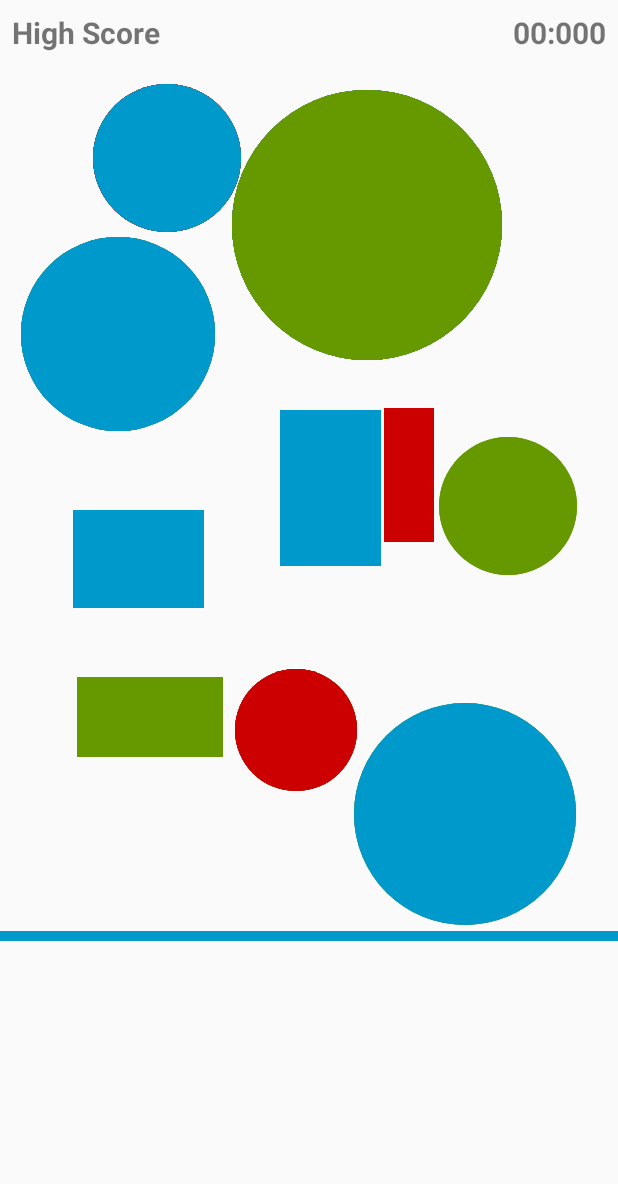
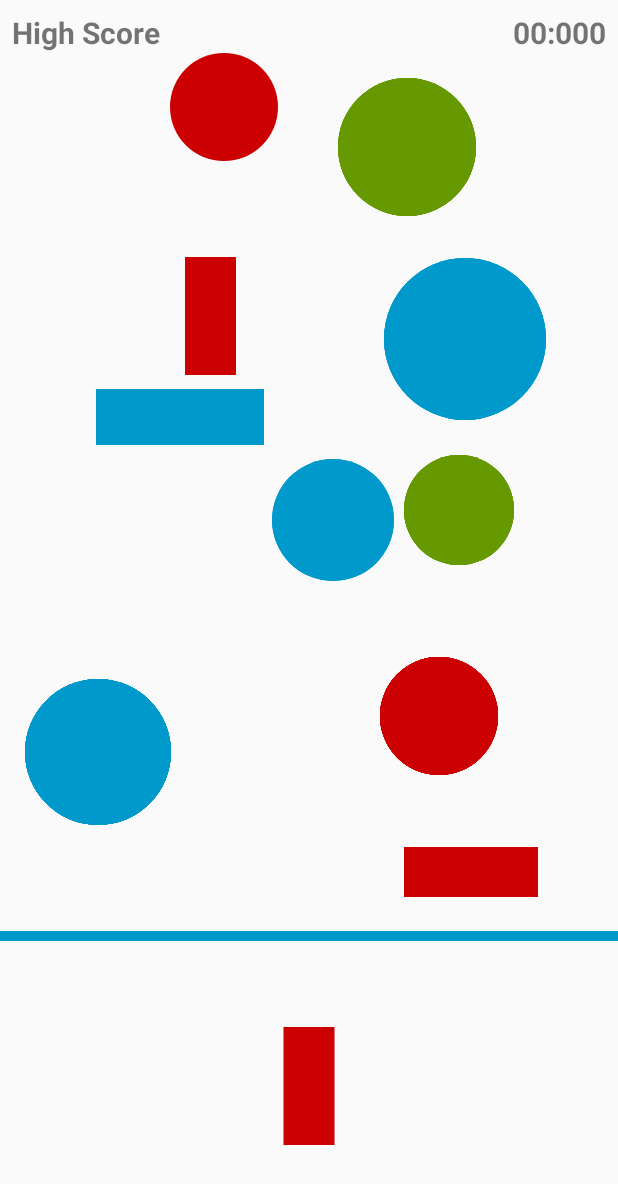
Before and after one commit to joshua060198/ShapeClicker, an Android app: the screen it shows after launch (MainActivity), after a tap on an icon or button, on a phone screen of 412 x 824 dp. Shown: the top 1184 px of the screen. Run offline under Robolectric (Android 15) with nearby library versions, the phone set to English and light mode, and no system bars; 1 other tap on this screen came first.

Commit message:
generate soal

```diff
--- a/app/src/main/java/net/studios/anchovy/shapeclickergame/GameUtil.java
+++ b/app/src/main/java/net/studios/anchovy/shapeclickergame/GameUtil.java
@@ -12,10 +12,14 @@
     public static final byte HARD_MAX_SHAPE = 10;
     public static final int MAX_WIDTH_SQUARE = 200;
     public static final int MAX_HEIGHT_SQUARE = 200;
-    public static final int MAX_RADIUS_CIRCLE = 150;
+    public static final int MAX_RADIUS_CIRCLE = 135;
     public static final int MIN_WIDTH_SQUARE = 50;
     public static final int MIN_HEIGHT_SQUARE = 50;
     public static final int MIN_RADIUS_CIRCLE = 50;
+
+    public static final int JARAK_SOAL = 300;
+    public static final int WARNA_GARIS_SOAL = 2;
+    public static final int STROKE_GARIS_SOAL = 10;
 
     //key untuk save ke preference
     public static final String TIME_KEY = "opeeennnsesameeeee";
--- a/app/src/main/java/net/studios/anchovy/shapeclickergame/MainActivity.java
+++ b/app/src/main/java/net/studios/anchovy/shapeclickergame/MainActivity.java
@@ -102,4 +102,9 @@
     public void generateShape() {
         this.presenter.generateShape();
     }
+
+    @Override
+    public void generateSoal() {
+        this.presenter.generateSoal();
+    }
 }
--- a/app/src/main/java/net/studios/anchovy/shapeclickergame/Presenter.java
+++ b/app/src/main/java/net/studios/anchovy/shapeclickergame/Presenter.java
@@ -14,4 +14,8 @@
         this.shapeFactory.generateShape();
         this.shapeFactory.drawAll();
     }
+
+    public void generateSoal() {
+        this.shapeFactory.showSoal();
+    }
 }
--- a/app/src/main/java/net/studios/anchovy/shapeclickergame/ShapeFactory.java
+++ b/app/src/main/java/net/studios/anchovy/shapeclickergame/ShapeFactory.java
@@ -1,6 +1,7 @@
 package net.studios.anchovy.shapeclickergame;
 
 import android.graphics.Canvas;
+import android.graphics.Paint;
 import android.support.annotation.Nullable;
 import android.util.Log;
 
@@ -16,6 +17,7 @@
     private static byte config;
     private static Canvas canvas;
     private static int maxWidth, maxHeight;
+    private Shape soal;
 
     private LinkedList<Shape> pool[];
     private LinkedList<Shape> active;
@@ -39,6 +41,7 @@
             this.pool[i] = new LinkedList<>();
         }
         this.active = new LinkedList<>();
+        this.soal = null;
     }
 
     public Shape generateShape() {
@@ -57,6 +60,7 @@
                 temp = temp >> 1;
             }
 
+            Paint paint = PaintFactory.getInstance().getPaint(GameUtil.randomInt(0,3));
             int max = GameUtil.max(arrTemp[0], arrTemp[1], arrTemp[2]);
             if (max == arrTemp[0]) {
                 int width = GameUtil.randomInt(GameUtil.MIN_WIDTH_SQUARE, GameUtil.MAX_WIDTH_SQUARE);
@@ -64,25 +68,31 @@
                 int x = GameUtil.randomInt(0, maxWidth-width);
                 int y = GameUtil.randomInt(0, maxHeight-height);
                 int velocity = 0;
-                res = getAvailableRectangle(x,y,velocity,width,height,null);
+                res = getAvailableRectangle(x,y,velocity,width,height,null,paint);
             } else if (max == arrTemp[1]) {
                 int radius = GameUtil.randomInt(GameUtil.MIN_RADIUS_CIRCLE, GameUtil.MAX_RADIUS_CIRCLE);
                 int x = GameUtil.randomInt(radius, maxWidth-radius);
                 int y = GameUtil.randomInt(radius, maxHeight-radius);
                 int velocity = 0;
-                res = getAvailableCircle(x,y,velocity,radius,null);
+                res = getAvailableCircle(x,y,velocity,radius,null,paint);
             } else {
                 //TODO : FOR TRIANGLE
             }
 
             if (res == null || checkColliding(res))  {
-                Log.e("FFFFF", "AGAIN");
                 temp = config;
             }
         }
         active.add(res);
 
         return res;
+    }
+
+    public void showSoal() {
+        int count = this.active.size();
+        int choosen = GameUtil.randomInt(0,count-1);
+        this.soal = this.active.get(choosen);
+        this.soal.drawSoal(maxHeight, maxWidth);
     }
 
     private boolean checkColliding (Shape s1) {
@@ -92,10 +102,10 @@
         return false;
     }
 
-    private Shape getAvailableRectangle(int x, int y, int velocity, int width, int height, @Nullable String text) {
+    private Shape getAvailableRectangle(int x, int y, int velocity, int width, int height, @Nullable String text, Paint paint) {
         Rectangle res;
         if (this.pool[0].size() == 0) {
-            res = createRectangle(x,y,velocity,width,height,text);
+            res = createRectangle(x,y,velocity,width,height,text,paint);
         } else {
             res = (Rectangle) this.pool[0].getFirst();
             res.setX(x);
@@ -104,6 +114,7 @@
             res.setHeight(height);
             res.setText(text);
             res.setVelocity(velocity);
+            res.setPaint(paint);
             this.pool[0].add(res);
             this.pool[0].removeFirst();
         }
@@ -116,10 +127,10 @@
         }
     }
 
-    private Shape getAvailableCircle(int x, int y, int velocity, int radius, @Nullable String text) {
+    private Shape getAvailableCircle(int x, int y, int velocity, int radius, @Nullable String text, Paint paint) {
         Circle res;
         if (this.pool[1].size() == 0) {
-            res = createCircle(x, y, velocity, radius, text);
+            res = createCircle(x, y, velocity, radius, text, paint);
         } else {
             res = (Circle) this.pool[1].getFirst();
             res.setX(x);
@@ -127,6 +138,7 @@
             res.setRadius(radius);
             res.setText(text);
             res.setVelocity(velocity);
+            res.setPaint(paint);
             this.pool[1].add(res);
             this.pool[1].removeFirst();
         }
@@ -134,11 +146,11 @@
         return res;
     }
 
-    private Rectangle createRectangle(int x, int y, int velocity, int width, int height, @Nullable String text) {
-        return new Rectangle(canvas,x,y,velocity,width,height,text);
+    private Rectangle createRectangle(int x, int y, int velocity, int width, int height, @Nullable String text, Paint paint) {
+        return new Rectangle(canvas,x,y,velocity,width,height,text,paint);
     }
 
-    private Circle createCircle(int x, int y, int velocity, int radius, @Nullable String text) {
-        return new Circle(canvas,x,y,velocity,radius,text);
+    private Circle createCircle(int x, int y, int velocity, int radius, @Nullable String text, Paint paint) {
+        return new Circle(canvas,x,y,velocity,radius,text,paint);
     }
 }
--- a/app/src/main/java/net/studios/anchovy/shapeclickergame/fragment/PlayFragment.java
+++ b/app/src/main/java/net/studios/anchovy/shapeclickergame/fragment/PlayFragment.java
@@ -38,8 +38,6 @@
     private PlayFragmentListener listener;
     private int timeLeft;
     private long prevTime;
-    private Runnable timerRunnable;
-    private Handler timerHandler;
     private PreferenceLoader preferenceLoader;
 
     public PlayFragment() {
@@ -73,42 +71,18 @@
                 );
                 imageView.setImageBitmap(bitmap);
                 Canvas canvas = new Canvas(bitmap);
-                listener.initiateFactory(canvas, imageView.getHeight()-300, imageView.getWidth());
-                Paint line = PaintFactory.getInstance().getPaint(2);
-                line.setStrokeWidth(10);
-                canvas.drawLine(0,imageView.getHeight()-300,imageView.getWidth(),imageView.getHeight()-300, line);
+                listener.initiateFactory(canvas, imageView.getHeight()-GameUtil.JARAK_SOAL, imageView.getWidth());
+                Paint line = PaintFactory.getInstance().getPaint(GameUtil.WARNA_GARIS_SOAL);
+                line.setStrokeWidth(GameUtil.STROKE_GARIS_SOAL);
+                canvas.drawLine(0,imageView.getHeight()- GameUtil.JARAK_SOAL,imageView.getWidth(),imageView.getHeight()- GameUtil.JARAK_SOAL, line);
                 for (int i = 0; i < 10; i++) listener.generateShape();
+                listener.generateSoal();
                 imageView.invalidate();
             }
         });
         imageView.setOnTouchListener(this);
         imageView.invalidate();
 
-        this.timerHandler = new Handler();
-        this.timerRunnable = new Runnable() {
-            @Override
-            public void run() {
-                long currentTime = System.currentTimeMillis();
-                timeLeft -= currentTime - prevTime;
-                int second = timeLeft/1000;
-                int milis = timeLeft%1000;
-
-                timer.setText(String.format("%02d:%03d", second, milis));
-
-                prevTime = currentTime;
-
-                if(timeLeft > 0){
-                    timerHandler.postDelayed(this, 7);
-                }else{
-                    timer.setText("00:000");
-                    endGame();
-                }
-
-                if(timeLeft < 10000){
-                    timer.setTextColor(getResources().getColor(R.color.red));
-                }
-            }
-        };
         this.preferenceLoader = PreferenceLoader.getInstance();
         return v;
     }
@@ -162,5 +136,6 @@
     public interface PlayFragmentListener {
         void initiateFactory(Canvas canvas, int maxH, int maxW);
         void generateShape();
+        void generateSoal();
     }
 }
--- a/app/src/main/java/net/studios/anchovy/shapeclickergame/model/Circle.java
+++ b/app/src/main/java/net/studios/anchovy/shapeclickergame/model/Circle.java
@@ -1,15 +1,17 @@
 package net.studios.anchovy.shapeclickergame.model;
 
 import android.graphics.Canvas;
+import android.graphics.Paint;
 import android.support.annotation.Nullable;
+import android.util.Log;
 
 import net.studios.anchovy.shapeclickergame.GameUtil;
 
 public class Circle extends Shape {
     private int radius;
 
-    public Circle(Canvas canvas, int x, int y, int velocity, int radius, @Nullable String text) {
-        super(canvas, x, y, velocity, text);
+    public Circle(Canvas canvas, int x, int y, int velocity, int radius, @Nullable String text, Paint paint) {
+        super(canvas, x, y, velocity, text, paint);
         this.radius = radius;
     }
 
@@ -20,7 +22,14 @@
 
     @Override
     public void draw() {
-        this.canvas.drawCircle(x,y,radius,this.paintFactory.getPaint(GameUtil.randomInt(0,3)));
+        this.canvas.drawCircle(x,y,radius,paint);
+    }
+
+    @Override
+    public void drawSoal(int maxHeight, int maxWidth) {
+        float x = (maxWidth/2.0f);
+        float y = (maxHeight+ (GameUtil.JARAK_SOAL/2.0f));
+        this.canvas.drawCircle(x,y,radius,paint);
     }
 
     @Override
--- a/app/src/main/java/net/studios/anchovy/shapeclickergame/model/Rectangle.java
+++ b/app/src/main/java/net/studios/anchovy/shapeclickergame/model/Rectangle.java
@@ -11,8 +11,8 @@
 
     private int width, height;
 
-    public Rectangle(Canvas canvas, int x, int y, int velocity, int width, int height, @Nullable String text) {
-        super(canvas, x, y, velocity, text);
+    public Rectangle(Canvas canvas, int x, int y, int velocity, int width, int height, @Nullable String text, Paint paint) {
+        super(canvas, x, y, velocity, text, paint);
         this.width = width;
         this.height = height;
     }
@@ -24,7 +24,7 @@
 
     @Override
     public void draw() {
-        this.canvas.drawRect(x,y,x+width,y+height,this.paintFactory.getPaint(GameUtil.randomInt(0,3)));
+        this.canvas.drawRect(x,y,x+width,y+height,paint);
     }
 
     @Override
@@ -39,6 +39,13 @@
         } else if (other instanceof Circle) {
             return isCollideRectWithCircle((Circle)other, this);
         } else return false;
+    }
+
+    @Override
+    public void drawSoal(int maxHeight, int maxWidth) {
+        float x = (maxWidth/2.0f) - (this.width/2.0f);
+        float y = maxHeight + ((GameUtil.JARAK_SOAL-this.height)/2.0f);
+        this.canvas.drawRect(x,y,x+this.width,y+this.height,paint);
     }
 
     public int getWidth() {
--- a/app/src/main/java/net/studios/anchovy/shapeclickergame/model/Shape.java
+++ b/app/src/main/java/net/studios/anchovy/shapeclickergame/model/Shape.java
@@ -1,6 +1,7 @@
 package net.studios.anchovy.shapeclickergame.model;
 
 import android.graphics.Canvas;
+import android.graphics.Paint;
 import android.support.annotation.Nullable;
 import android.util.Log;
 
@@ -14,14 +15,16 @@
     protected Canvas canvas;
     protected boolean isOnScreen;
     protected PaintFactory paintFactory;
+    protected Paint paint;
 
-    public Shape(Canvas canvas, int x, int y, int velocity, @Nullable String text) {
+    public Shape(Canvas canvas, int x, int y, int velocity, @Nullable String text, Paint paint) {
         this.canvas = canvas;
         this.x = x;
         this.y = y;
         this.velocity = velocity;
         this.isOnScreen = false;
         this.text = text;
+        this.paint = paint;
         this.paintFactory = PaintFactory.getInstance();
     }
 
@@ -59,13 +62,15 @@
         this.text = text;
     }
 
-    public boolean isOnScreen() {
-        return isOnScreen;
+    public Paint getPaint() {
+        return paint;
     }
 
-    public void setOnScreen(boolean onScreen) {
-        isOnScreen = onScreen;
+    public void setPaint(Paint paint) {
+        this.paint = paint;
     }
+
+    public abstract void drawSoal(int maxHeight, int maxWidth);
 
     protected boolean isCollideRectWithRect(Rectangle r1, Rectangle r2) {
         if(r1.getX() < r2.getX() + r2.getWidth() &&
@@ -73,16 +78,6 @@
                 r1.getY() < r2.getY() + r2.getHeight() &&
                 r1.getY() + r1.getHeight() > r2.getY())
         {
-            Log.e("COLLIDE", "RECT WITH RECT");
-            Log.e("COLLIDE", r1.getX()+"");
-            Log.e("COLLIDE", r2.getX()+"");
-            Log.e("COLLIDE", r1.getY()+"");
-            Log.e("COLLIDE", r2.getY()+"");
-            Log.e("COLLIDE", r1.getWidth()+"");
-            Log.e("COLLIDE", r1.getHeight()+"");
-            Log.e("COLLIDE", r2.getWidth()+"");
-            Log.e("COLLIDE", r2.getHeight()+"");
-
             return true;
         } else {
             return false;
@@ -94,7 +89,6 @@
         int dX = circle.getX() - GameUtil.max(rect.getX(), GameUtil.min(circle.getX(), rect.getX()+rect.getWidth()));
         int dY = circle.getY() - GameUtil.max(rect.getY(), GameUtil.min(circle.getY(), rect.getY()+rect.getHeight()));
         if ((dX * dX + dY * dY) < (circle.getRadius() * circle.getRadius())) {
-            Log.e("COLLIDE", "RECT WITH RECT");
             return true;
         } else {
             return false;
@@ -104,8 +98,6 @@
     protected boolean isCollideCircleWithCircle(Circle c1, Circle c2) {
         if ( (((c2.getX()-c1.getX()) * (c2.getX()-c1.getX())) + ((c1.getY()-c2.getY()) * (c1.getY()-c2.getY()))) <=
                 ((c1.getRadius()+c2.getRadius()) * (c1.getRadius()+c2.getRadius()))) {
-
-            Log.e("COLLIDE", "RECT WITH RECT");
             return true;
         } else {
             return false;
```
